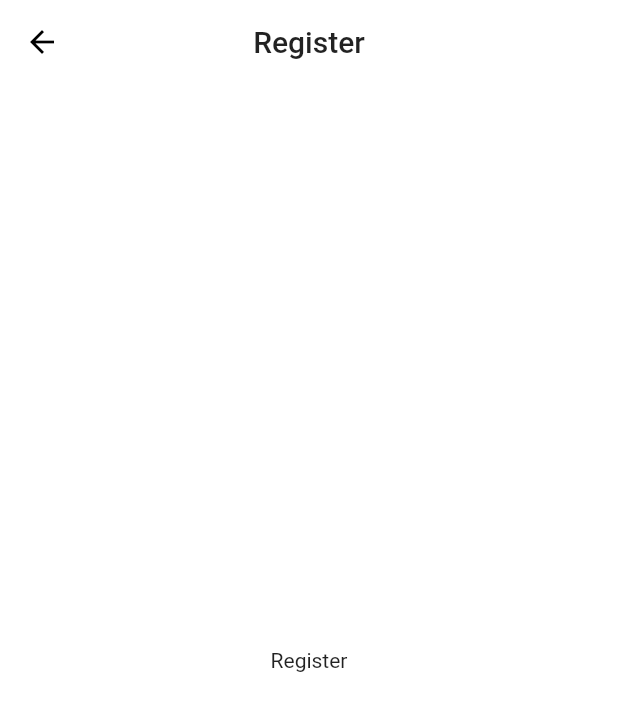
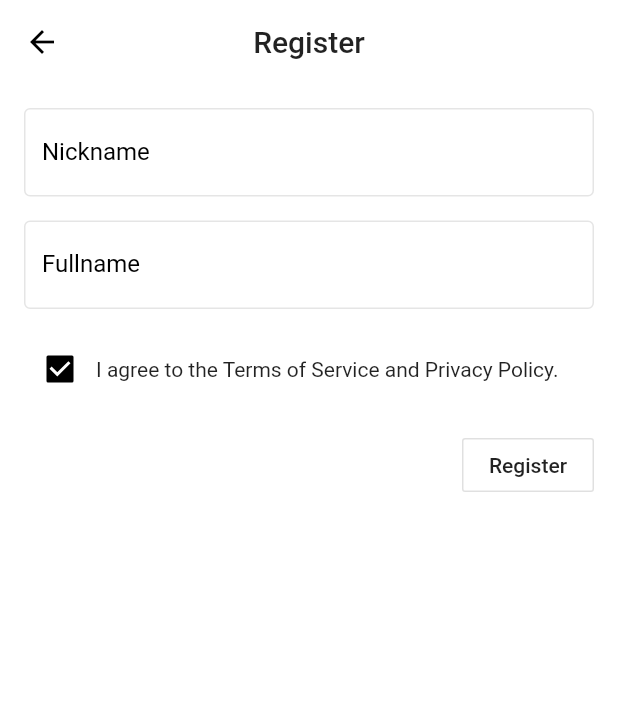
Before and after one commit to drewpayment/payment-group-flutter, a Flutter app: the RegisterPage screen opened by its route, on a phone screen of 412 x 824 dp. Shown: the top 711 px of the screen. Run offline on Flutter 3.47's test engine with Material 2 defaults, Android fonts, the phone set to English and light mode, and no system bars; our stand-ins replace firebase_auth, flutter_svg, google_sign_in; accounts and stored records are empty.

Commit message:
abstracted theme, implemented registration page, need to figure out best way to make HTTP calls to verostack api

```diff
--- /dev/null
+++ b/firestore.indexes.json
@@ -0,0 +1,4 @@
+{
+  "indexes": [],
+  "fieldOverrides": []
+}
--- a/lib/pages/register_page.dart
+++ b/lib/pages/register_page.dart
@@ -18,9 +18,99 @@ class _RegisterPageState extends State<RegisterPage> {
                 centerTitle: true,
                 elevation: 0.0,
             ),
-            body: const Center(
-                child: Text('Register'),
+            body: const SingleChildScrollView(
+                child: Padding(
+                    padding: EdgeInsets.fromLTRB(16.0, 16.0, 16.0, 16.0),
+                    child: RegisterForm(),
+                ),
             ),
         );
     }
 }
+
+class RegisterForm extends StatefulWidget {
+    const RegisterForm({Key key}) : super(key: key);
+
+    @override
+    _RegisterFormState createState() => _RegisterFormState();
+}
+
+class _RegisterFormState extends State<RegisterForm> {
+    final GlobalKey<FormState> _formKey = GlobalKey<FormState>();
+    bool _agreedToTOS = true;
+
+    @override
+    Widget build(BuildContext context) {
+        return Form(
+            key: _formKey,
+            child: Column(
+                crossAxisAlignment: CrossAxisAlignment.start,
+                children: <Widget>[
+                    TextFormField(
+                        decoration: const InputDecoration(
+                            labelText: 'Nickname',
+                        ),
+                        validator: (String value) {
+                            if (value.trim().isEmpty) {
+                                return 'Nickname is required';
+                            }
+                        },
+                    ),
+                    const SizedBox(height: 16.0),
+                    TextFormField(
+                        decoration: const InputDecoration(
+                            labelText: 'Fullname',
+                        ),
+                        validator: (String value) {
+                            if (value.trim().isEmpty) {
+                                return 'Fullname is required';
+                            }
+                        },
+                    ),
+                    Padding(
+                        padding: const EdgeInsets.symmetric(vertical: 16.0),
+                        child: Row(
+                            children: <Widget>[
+                                Checkbox(
+                                    value: _agreedToTOS,
+                                    onChanged: _setAgreedToTOS,
+                                ),
+                                GestureDetector(
+                                    onTap: () => _setAgreedToTOS(!_agreedToTOS),
+                                    child: const Text(
+                                        'I agree to the Terms of Service and Privacy Policy.'
+                                    ),
+                                ),
+                            ],
+                        ),
+                    ),
+                    Row(
+                        children: <Widget>[
+                            const Spacer(),
+                            OutlineButton(
+                                highlightedBorderColor: Colors.black,
+                                onPressed: _submittable() ? _submit : null,
+                                child: const Text('Register'),
+                            ),
+                        ],
+                    )
+                ],
+            )
+        );
+    }
+
+    bool _submittable() {
+        return _agreedToTOS;
+    }
+
+    void _submit() {
+        _formKey.currentState.validate();
+        print('Form Submitted!');
+    }
+
+    void _setAgreedToTOS(bool newValue) {
+        setState(() {
+            _agreedToTOS = newValue;
+        });
+    }
+}
--- a/lib/sign_in.dart
+++ b/lib/sign_in.dart
@@ -36,7 +36,7 @@ class SignInFab extends StatelessWidget {
     }
 
     bool _existingUser() {
-        return true;
+        return false;
     }
 
     void _navigateToRegistration(BuildContext context) {
```
Also changed, not shown: lib/main.dart (+2 -15 lines), lib/theme.dart (added, +29 -0 lines), pubspec.yaml (+10 -0 lines), assets/icon/ic_background.png (added), assets/icon/ic_foreground.png (added), assets/icon/ic_launcher_xxxhdpi.png (added), assets/icon/ios.png (added), firebase.json (added), pubspec.lock, 33 other files.
